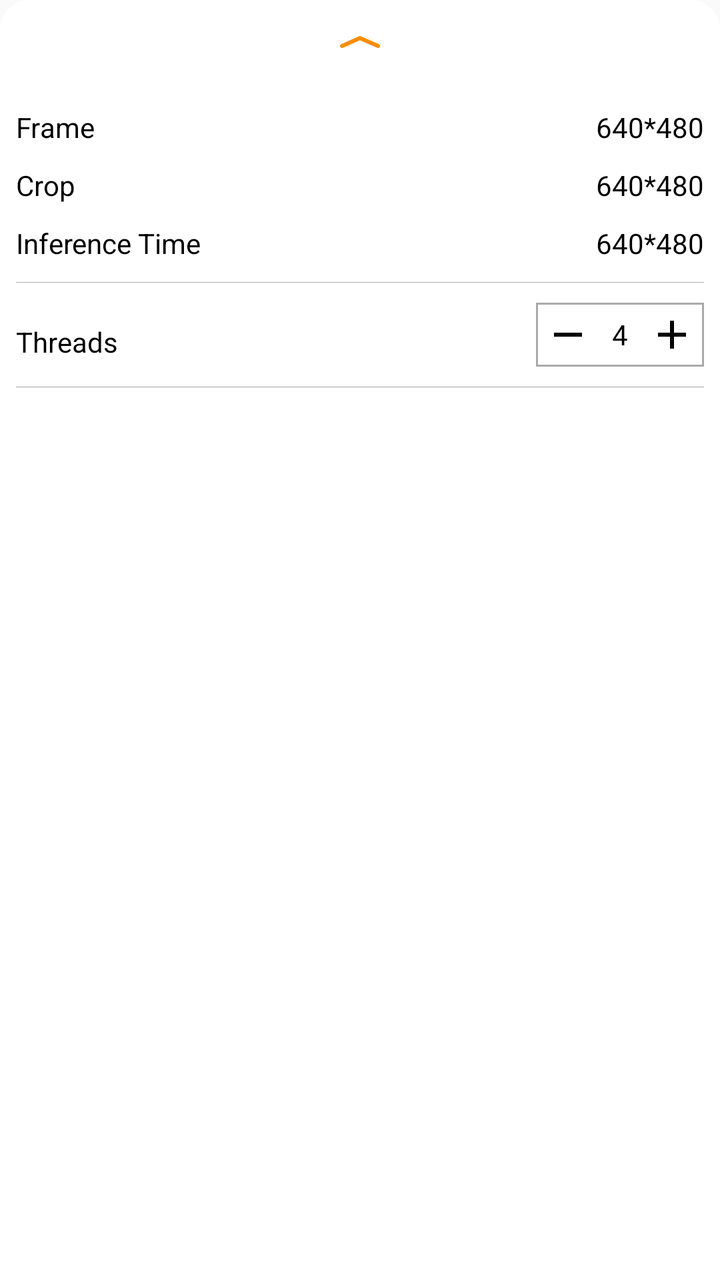
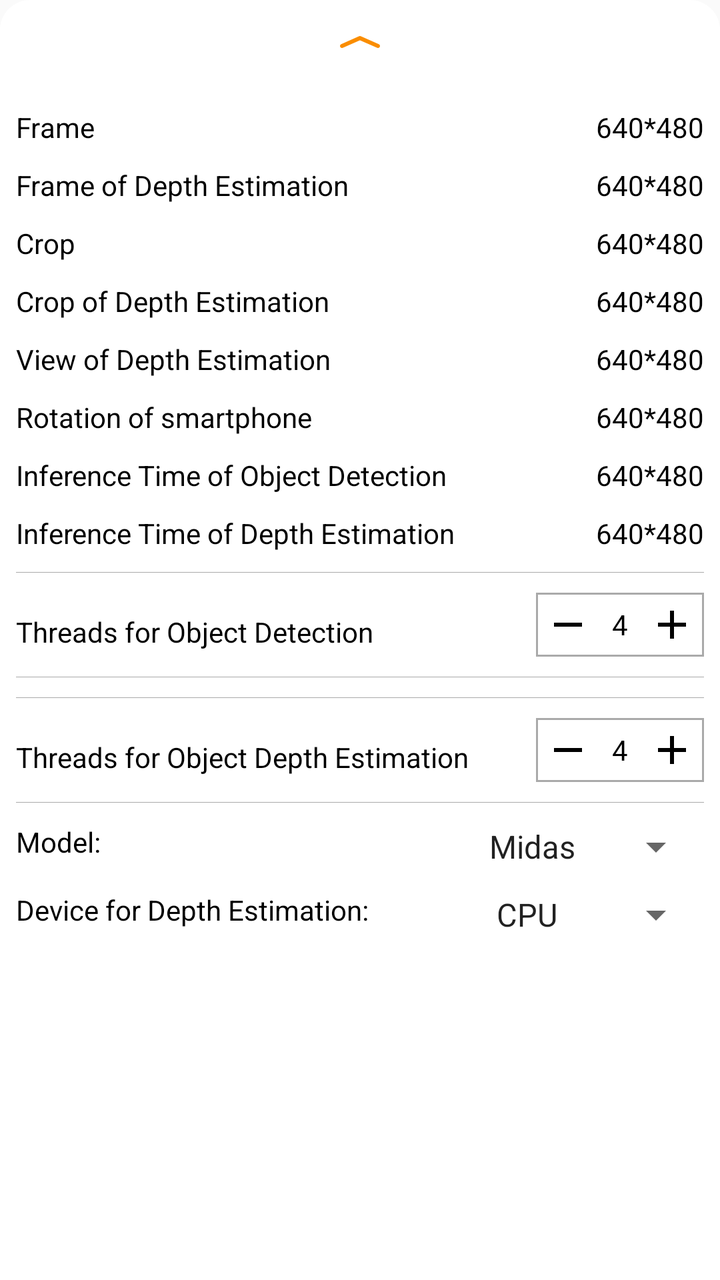

The first picture is an Android layout as it rendered before a commit; the second is the same layout after the commit. The layout source and the unified diff follow.
<!-- AndroidManifest.xml: application theme AppTheme -->
<!-- res/layout/layout_bottom_sheet.xml -->
<?xml version="1.0" encoding="utf-8"?>
<LinearLayout xmlns:android="http://schemas.android.com/apk/res/android"
    xmlns:app="http://schemas.android.com/apk/res-auto"
    android:id="@+id/bottom_sheet_layout"
    android:layout_width="match_parent"
    android:layout_height="wrap_content"
    android:layout_gravity="center_horizontal"
    android:background="@drawable/bottom_sheet_bg"
    android:gravity="center_horizontal"
    android:orientation="vertical"
    android:padding="8dp"
    app:behavior_hideable="true"
    app:layout_behavior="com.google.android.material.bottomsheet.BottomSheetBehavior">

    <LinearLayout
        android:id="@+id/gesture_layout"
        android:layout_width="match_parent"
        android:layout_height="wrap_content"
        android:orientation="vertical"
        android:paddingTop="10dp"
        android:paddingBottom="20dp">

        <ImageView
            android:id="@+id/bottom_sheet_arrow"
            android:layout_width="wrap_content"
            android:layout_height="wrap_content"
            android:layout_gravity="center"
            android:src="@drawable/icn_chevron_up" />

    </LinearLayout>

    <LinearLayout
        android:layout_width="match_parent"
        android:layout_height="wrap_content"
        android:orientation="horizontal">

        <TextView
            android:id="@+id/frame"
            android:layout_width="wrap_content"
            android:layout_height="wrap_content"
            android:layout_marginTop="10dp"
            android:text="Frame"
            android:textColor="@android:color/black" />

        <TextView
            android:id="@+id/frame_info"
            android:layout_width="match_parent"
            android:layout_height="wrap_content"
            android:layout_marginTop="10dp"
            android:gravity="right"
            android:text="640*480"
            android:textColor="@android:color/black" />
    </LinearLayout>

    <LinearLayout
        android:layout_width="match_parent"
        android:layout_height="wrap_content"
        android:orientation="horizontal">

        <TextView
            android:id="@+id/crop"
            android:layout_width="wrap_content"
            android:layout_height="wrap_content"
            android:layout_marginTop="10dp"
            android:text="Crop"
            android:textColor="@android:color/black" />

        <TextView
            android:id="@+id/crop_info"
            android:layout_width="match_parent"
            android:layout_height="wrap_content"
            android:layout_marginTop="10dp"
            android:gravity="right"
            android:text="640*480"
            android:textColor="@android:color/black" />
    </LinearLayout>



    <LinearLayout
        android:layout_width="match_parent"
        android:layout_height="wrap_content"
        android:orientation="horizontal">

        <TextView
            android:id="@+id/inference"
            android:layout_width="wrap_content"
            android:layout_height="wrap_content"
            android:layout_marginTop="10dp"
            android:text="Inference Time"
            android:textColor="@android:color/black" />

        <TextView
            android:id="@+id/inference_info"
            android:layout_width="match_parent"
            android:layout_height="wrap_content"
            android:layout_marginTop="10dp"
            android:gravity="right"
            android:text="640*480"
            android:textColor="@android:color/black" />
    </LinearLayout>

    <View
        android:layout_width="match_parent"
        android:layout_height="1px"
        android:layout_marginTop="10dp"
        android:background="@android:color/darker_gray" />

    <RelativeLayout
        android:layout_width="match_parent"
        android:layout_height="wrap_content"
        android:layout_marginTop="10dp"
        android:orientation="horizontal">

        <TextView
            android:layout_width="wrap_content"
            android:layout_height="wrap_content"
            android:layout_marginTop="10dp"
            android:text="Threads"
            android:textColor="@android:color/black" />

        <LinearLayout
            android:layout_width="wrap_content"
            android:layout_height="wrap_content"
            android:layout_alignParentRight="true"
            android:background="@drawable/rectangle"
            android:gravity="center"
            android:orientation="horizontal"
            android:padding="4dp">

            <ImageView
                android:id="@+id/minus"
                android:layout_width="wrap_content"
                android:layout_height="wrap_content"
                android:src="@drawable/ic_baseline_remove" />

            <TextView
                android:id="@+id/threads"
                android:layout_width="wrap_content"
                android:layout_height="wrap_content"
                android:layout_marginLeft="10dp"
                android:layout_marginRight="10dp"
                android:text="4"
                android:textColor="@android:color/black"
                android:textSize="14sp" />

            <ImageView
                android:id="@+id/plus"
                android:layout_width="wrap_content"
                android:layout_height="wrap_content"
                android:src="@drawable/ic_baseline_add" />
        </LinearLayout>
    </RelativeLayout>

    <View
        android:layout_width="match_parent"
        android:layout_height="1px"
        android:layout_marginTop="10dp"
        android:background="@android:color/darker_gray" />

    
    <LinearLayout
        android:layout_width="match_parent"
        android:layout_height="wrap_content"
        android:orientation="horizontal"
        android:visibility="gone">

        <TextView
            android:id="@+id/api"
            android:layout_width="wrap_content"
            android:layout_height="wrap_content"
            android:layout_marginTop="10dp"
            android:text="API"
            android:textColor="@android:color/black" />

        <androidx.appcompat.widget.SwitchCompat
            android:id="@+id/api_info_switch"
            android:layout_width="match_parent"
            android:layout_height="wrap_content"
            android:layout_marginTop="10dp"
            android:checked="false"
            android:gravity="right"
            android:text="TFLITE"
            android:textColor="@android:color/black" />
    </LinearLayout>
</LinearLayout>
<!-- resources referenced by this layout -->
<resources>
  <!-- drawable bottom_sheet_bg (drawable) -->
  <?xml version="1.0" encoding="utf-8"?>
  <shape xmlns:android="http://schemas.android.com/apk/res/android"
      android:shape="rectangle">
      <corners
          android:topLeftRadius="@dimen/tfe_bottom_sheet_corner_radius"
          android:topRightRadius="@dimen/tfe_bottom_sheet_corner_radius" />
      <padding android:top="@dimen/tfe_bottom_sheet_top_padding" />
      <solid android:color="@android:color/white" />
  </shape>
  <!-- drawable ic_baseline_add (drawable) -->
  <vector xmlns:android="http://schemas.android.com/apk/res/android"
      android:width="24dp"
      android:height="24dp"
      android:viewportWidth="24"
      android:viewportHeight="24">
    <path
        android:fillColor="#FF000000"
        android:pathData="M19,13h-6v6h-2v-6H5v-2h6V5h2v6h6v2z"/>
  </vector>
  <!-- drawable ic_baseline_remove (drawable) -->
  <vector xmlns:android="http://schemas.android.com/apk/res/android"
      android:width="24dp"
      android:height="24dp"
      android:viewportWidth="24"
      android:viewportHeight="24">
    <path
        android:fillColor="#FF000000"
        android:pathData="M19,13H5v-2h14v2z"/>
  </vector>
  <!-- drawable icn_chevron_up: png bitmap (drawable-xxhdpi, 596 bytes) -->
  <!-- drawable rectangle (drawable) -->
  <?xml version="1.0" encoding="UTF-8"?>
  <shape xmlns:android="http://schemas.android.com/apk/res/android"
      android:id="@+id/listview_background_shape">
      <stroke
          android:width="1dp"
          android:color="@android:color/darker_gray" />
      <padding
          android:bottom="2dp"
          android:left="2dp"
          android:right="2dp"
          android:top="2dp" />
      <solid android:color="#ffffffff" />
  </shape>
  <style name="AppTheme" parent="Theme.AppCompat.Light.NoActionBar">
          
          <item name="colorPrimary">@color/colorPrimary</item>
          <item name="colorPrimaryDark">@color/colorPrimaryDark</item>
          <item name="colorAccent">@color/colorAccent</item>
      </style>
  <dimen name="tfe_bottom_sheet_corner_radius">15dp</dimen>
  <dimen name="tfe_bottom_sheet_top_padding">8dp</dimen>
  <color name="colorPrimary">#008577</color>
  <color name="colorPrimaryDark">#00574B</color>
  <color name="colorAccent">#D81B60</color>
</resources>

<!-- the commit's change to res/layout/layout_bottom_sheet.xml (unified diff, before → after) -->
@@ -58,6 +58,29 @@
         android:orientation="horizontal">
 
         <TextView
+            android:id="@+id/frameDepth"
+            android:layout_width="wrap_content"
+            android:layout_height="wrap_content"
+            android:layout_marginTop="10dp"
+            android:text="Frame of Depth Estimation"
+            android:textColor="@android:color/black" />
+
+        <TextView
+            android:id="@+id/frame_info_depth"
+            android:layout_width="match_parent"
+            android:layout_height="wrap_content"
+            android:layout_marginTop="10dp"
+            android:gravity="right"
+            android:text="640*480"
+            android:textColor="@android:color/black" />
+    </LinearLayout>
+
+    <LinearLayout
+        android:layout_width="match_parent"
+        android:layout_height="wrap_content"
+        android:orientation="horizontal">
+
+        <TextView
             android:id="@+id/crop"
             android:layout_width="wrap_content"
             android:layout_height="wrap_content"
@@ -75,6 +98,74 @@
             android:textColor="@android:color/black" />
     </LinearLayout>
 
+    <LinearLayout
+        android:layout_width="match_parent"
+        android:layout_height="wrap_content"
+        android:orientation="horizontal">
+
+        <TextView
+            android:id="@+id/cropDepth"
+            android:layout_width="wrap_content"
+            android:layout_height="wrap_content"
+            android:layout_marginTop="10dp"
+            android:text="Crop of Depth Estimation"
+            android:textColor="@android:color/black" />
+
+        <TextView
+            android:id="@+id/crop_info_depth"
+            android:layout_width="match_parent"
+            android:layout_height="wrap_content"
+            android:layout_marginTop="10dp"
+            android:gravity="right"
+            android:text="640*480"
+            android:textColor="@android:color/black" />
+    </LinearLayout>
+
+    <LinearLayout
+        android:layout_width="match_parent"
+        android:layout_height="wrap_content"
+        android:orientation="horizontal">
+
+        <TextView
+            android:id="@+id/viewDepth"
+            android:layout_width="wrap_content"
+            android:layout_height="wrap_content"
+            android:layout_marginTop="10dp"
+            android:text="View of Depth Estimation"
+            android:textColor="@android:color/black" />
+
+        <TextView
+            android:id="@+id/view_info_depth"
+            android:layout_width="match_parent"
+            android:layout_height="wrap_content"
+            android:layout_marginTop="10dp"
+            android:gravity="right"
+            android:text="640*480"
+            android:textColor="@android:color/black" />
+    </LinearLayout>
+
+    <LinearLayout
+        android:layout_width="match_parent"
+        android:layout_height="wrap_content"
+        android:orientation="horizontal">
+
+        <TextView
+            android:id="@+id/rotationDepth"
+            android:layout_width="wrap_content"
+            android:layout_height="wrap_content"
+            android:layout_marginTop="10dp"
+            android:text="Rotation of smartphone"
+            android:textColor="@android:color/black" />
+
+        <TextView
+            android:id="@+id/rotation_info_depth"
+            android:layout_width="match_parent"
+            android:layout_height="wrap_content"
+            android:layout_marginTop="10dp"
+            android:gravity="right"
+            android:text="640*480"
+            android:textColor="@android:color/black" />
+    </LinearLayout>
 
 
     <LinearLayout
@@ -87,7 +178,7 @@
             android:layout_width="wrap_content"
             android:layout_height="wrap_content"
             android:layout_marginTop="10dp"
-            android:text="Inference Time"
+            android:text="Inference Time of Object Detection"
             android:textColor="@android:color/black" />
 
         <TextView
@@ -100,6 +191,29 @@
             android:textColor="@android:color/black" />
     </LinearLayout>
 
+    <LinearLayout
+        android:layout_width="match_parent"
+        android:layout_height="wrap_content"
+        android:orientation="horizontal">
+
+        <TextView
+            android:id="@+id/inferenceDepth"
+            android:layout_width="wrap_content"
+            android:layout_height="wrap_content"
+            android:layout_marginTop="10dp"
+            android:text="Inference Time of Depth Estimation"
+            android:textColor="@android:color/black" />
+
+        <TextView
+            android:id="@+id/inference_info_depth"
+            android:layout_width="match_parent"
+            android:layout_height="wrap_content"
+            android:layout_marginTop="10dp"
+            android:gravity="right"
+            android:text="640*480"
+            android:textColor="@android:color/black" />
+    </LinearLayout>
+
     <View
         android:layout_width="match_parent"
         android:layout_height="1px"
@@ -116,7 +230,7 @@
             android:layout_width="wrap_content"
             android:layout_height="wrap_content"
             android:layout_marginTop="10dp"
-            android:text="Threads"
+            android:text="Threads for Object Detection"
             android:textColor="@android:color/black" />
 
         <LinearLayout
@@ -158,6 +272,107 @@
         android:layout_marginTop="10dp"
         android:background="@android:color/darker_gray" />
 
+    <View
+        android:layout_width="match_parent"
+        android:layout_height="1px"
+        android:layout_marginTop="10dp"
+        android:background="@android:color/darker_gray" />
+
+    <RelativeLayout
+        android:layout_width="match_parent"
+        android:layout_height="wrap_content"
+        android:layout_marginTop="10dp"
+        android:orientation="horizontal">
+
+        <TextView
+            android:layout_width="wrap_content"
+            android:layout_height="wrap_content"
+            android:layout_marginTop="10dp"
+            android:text="Threads for Object Depth Estimation"
+            android:textColor="@android:color/black" />
+
+        <LinearLayout
+            android:layout_width="wrap_content"
+            android:layout_height="wrap_content"
+            android:layout_alignParentRight="true"
+            android:background="@drawable/rectangle"
+            android:gravity="center"
+            android:orientation="horizontal"
+            android:padding="4dp">
+
+            <ImageView
+                android:id="@+id/minusDepth"
+                android:layout_width="wrap_content"
+                android:layout_height="wrap_content"
+                android:src="@drawable/ic_baseline_remove" />
+
+            <TextView
+                android:id="@+id/threadsDepth"
+                android:layout_width="wrap_content"
+                android:layout_height="wrap_content"
+                android:layout_marginLeft="10dp"
+                android:layout_marginRight="10dp"
+                android:text="4"
+                android:textColor="@android:color/black"
+                android:textSize="14sp" />
+
+            <ImageView
+                android:id="@+id/plusDepth"
+                android:layout_width="wrap_content"
+                android:layout_height="wrap_content"
+                android:src="@drawable/ic_baseline_add" />
+        </LinearLayout>
+    </RelativeLayout>
+
+    <View
+        android:layout_width="match_parent"
+        android:layout_height="1px"
+        android:layout_marginTop="10dp"
+        android:background="@android:color/darker_gray" />
+
+    <RelativeLayout
+        android:layout_width="match_parent"
+        android:layout_height="wrap_content"
+        android:orientation="horizontal">
+
+        <TextView
+            android:layout_width="wrap_content"
+            android:layout_height="wrap_content"
+            android:layout_marginTop="10dp"
+            android:text="@string/tfe_ic_model"
+            android:textColor="@android:color/black" />
+
+        <Spinner
+            android:id="@+id/model_spinner"
+            android:layout_width="wrap_content"
+            android:layout_height="wrap_content"
+            android:layout_marginTop="10dp"
+            android:layout_alignParentRight="true"
+            android:entries="@array/tfe_ic_models"
+            android:prompt="@string/tfe_ic_model" />
+    </RelativeLayout>
+
+    <RelativeLayout
+        android:layout_width="match_parent"
+        android:layout_height="wrap_content"
+        android:orientation="horizontal">
+        <TextView
+            android:layout_width="wrap_content"
+            android:layout_height="wrap_content"
+            android:layout_marginTop="10dp"
+            android:text="@string/tfe_ic_device"
+            android:textColor="@android:color/black" />
+
+        <Spinner
+            android:id="@+id/device_spinner"
+            android:layout_width="wrap_content"
+            android:layout_height="wrap_content"
+            android:layout_marginTop="10dp"
+            android:layout_alignParentRight="true"
+            android:entries="@array/tfe_ic_devices"
+            android:prompt="@string/tfe_ic_device" />
+    </RelativeLayout>
+
     
     <LinearLayout
         android:layout_width="match_parent"
<!-- resource entries referenced after the edit -->
@@ -1,5 +1,14 @@
 <!-- resources referenced by this layout -->
 <resources>
+  <string-array name="tfe_ic_devices" translatable="false">
+          <item>CPU</item>
+          <item>GPU</item>
+          <item>NNAPI</item>
+      </string-array>
+  <string-array name="tfe_ic_models" translatable="false">
+          <item>Midas</item>
+          <item>PyDnet</item>
+      </string-array>
   <!-- drawable bottom_sheet_bg (drawable) -->
   <?xml version="1.0" encoding="utf-8"?>
   <shape xmlns:android="http://schemas.android.com/apk/res/android"
@@ -45,6 +54,8 @@
           android:top="2dp" />
       <solid android:color="#ffffffff" />
   </shape>
+  <string name="tfe_ic_device" translatable="false">Device for Depth Estimation:</string>
+  <string name="tfe_ic_model" translatable="false">Model:</string>
   <style name="AppTheme" parent="Theme.AppCompat.Light.NoActionBar">
           
           <item name="colorPrimary">@color/colorPrimary</item>
